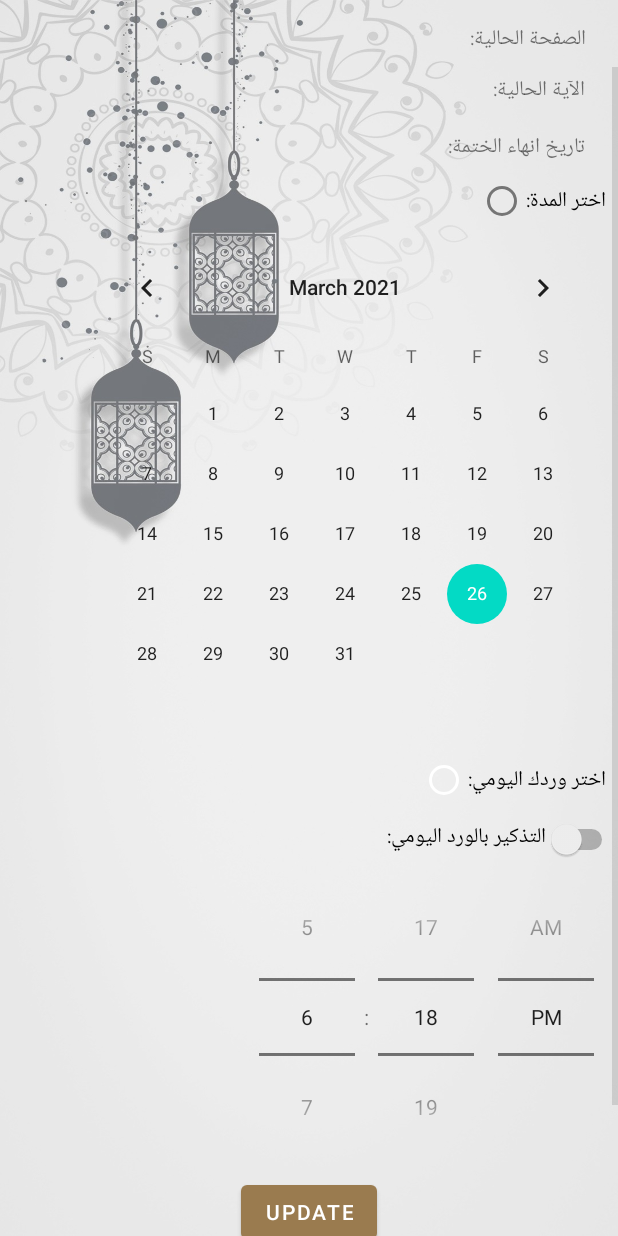
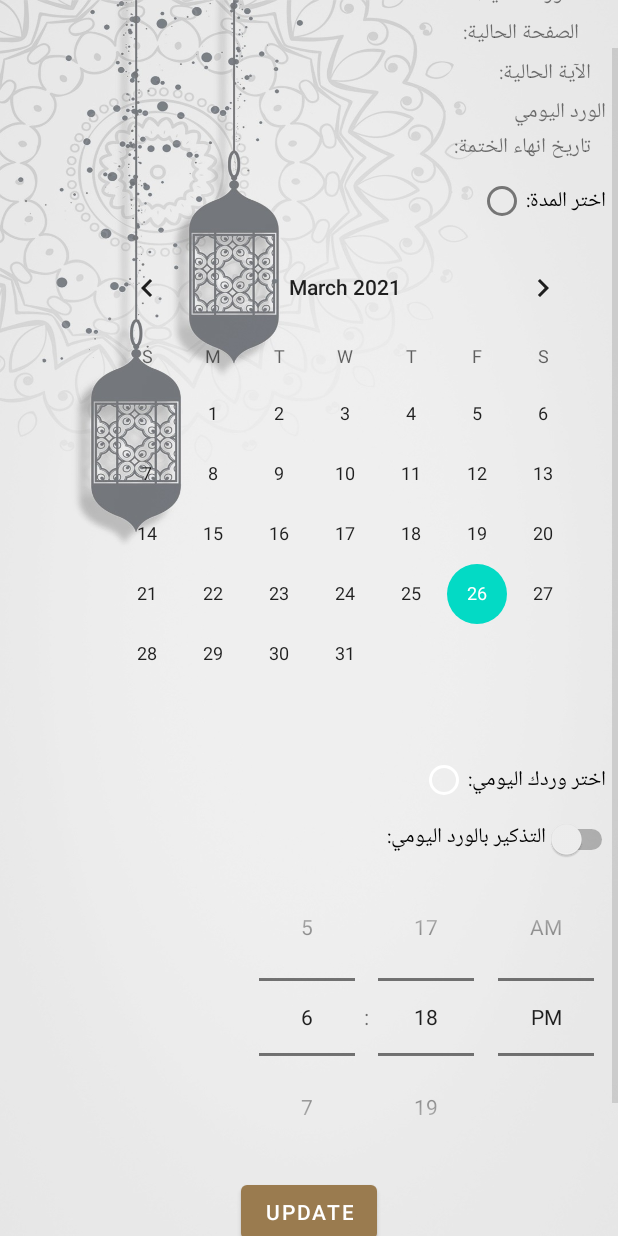
Before and after one commit to FerasMD/499, an Android app: the layout activity_manage_khatam.xml on its own in the app's theme, with its tools: preview values and no code run, on a phone screen of 412 x 824 dp. Run offline under Robolectric (Android 15) with nearby library versions, the light colour scheme and no system bars; Roboto replaces fonts that are not available here.

Commit message:
updated mange khatam page

```diff
--- a/Quran/app/src/main/java/kau/edu/quran/DB.java
+++ b/Quran/app/src/main/java/kau/edu/quran/DB.java
@@ -9,7 +9,6 @@ import android.database.sqlite.SQLiteOpenHelper;
 import androidx.annotation.Nullable;
 
 import java.util.ArrayList;
-import java.util.Date;
 
 public class DB extends SQLiteOpenHelper {
 
@@ -87,7 +86,7 @@ public class DB extends SQLiteOpenHelper {
         return attrs;
     }
 
-    public boolean update (String id, String endDate, int dailyPages, String currentSourah, int currentVerse,
+    public boolean update (String id, int endDate, String dailyPages, String currentSourah, int currentVerse,
                            int currentPage){
 
         SQLiteDatabase db = this.getWritableDatabase();
--- a/Quran/app/src/main/res/layout/activity_manage_khatam.xml
+++ b/Quran/app/src/main/res/layout/activity_manage_khatam.xml
@@ -20,22 +20,22 @@
 
             <TextView
                 android:id="@+id/curSo"
-                android:layout_width="119dp"
+                android:layout_width="201dp"
                 android:layout_height="wrap_content"
                 android:layout_alignParentStart="true"
                 android:layout_alignParentTop="true"
-                android:layout_marginStart="270dp"
-                android:layout_marginTop="31dp"
+                android:layout_marginStart="189dp"
+                android:layout_marginTop="21dp"
                 android:text="السورة الحالية:" />
 
             <TextView
                 android:id="@+id/curSo2"
-                android:layout_width="113dp"
+                android:layout_width="202dp"
                 android:layout_height="wrap_content"
                 android:layout_alignParentStart="true"
                 android:layout_alignParentTop="true"
-                android:layout_marginStart="277dp"
-                android:layout_marginTop="67dp"
+                android:layout_marginStart="184dp"
+                android:layout_marginTop="47dp"
                 android:text="الصفحة الحالية:" />
 
             <TextView
@@ -44,8 +44,8 @@
                 android:layout_height="wrap_content"
                 android:layout_alignParentStart="true"
                 android:layout_alignParentTop="true"
-                android:layout_marginStart="270dp"
-                android:layout_marginTop="101dp"
+                android:layout_marginStart="274dp"
+                android:layout_marginTop="74dp"
                 android:text="الآية الحالية:" />
 
             <TextView
@@ -54,9 +54,19 @@
                 android:layout_height="wrap_content"
                 android:layout_alignParentStart="true"
                 android:layout_alignParentTop="true"
-                android:layout_marginStart="190dp"
-                android:layout_marginTop="139dp"
+                android:layout_marginStart="194dp"
+                android:layout_marginTop="123dp"
                 android:text="تاريخ انهاء الختمة:" />
+
+            <TextView
+                android:id="@+id/curSo5"
+                android:layout_width="200dp"
+                android:layout_height="wrap_content"
+                android:layout_alignParentStart="true"
+                android:layout_alignParentTop="true"
+                android:layout_marginStart="204dp"
+                android:layout_marginTop="100dp"
+                android:text="الورد اليومي" />
 
             <RadioGroup
                 android:id="@+id/rg"
```
Also changed, not shown: Quran/app/src/main/java/kau/edu/quran/Khatam.java (+32 -8 lines), Quran/app/src/main/java/kau/edu/quran/ManageKhatam.java (+235 -17 lines), Quran/app/src/main/java/kau/edu/quran/bodRec.java (+7 -2 lines).
